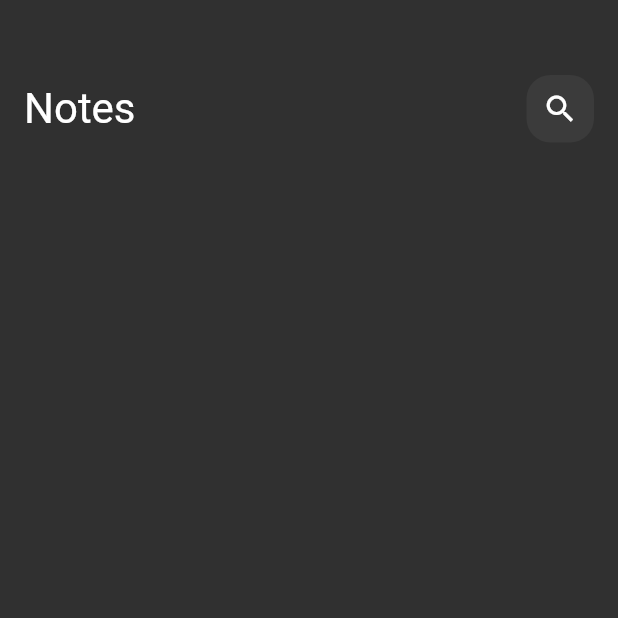
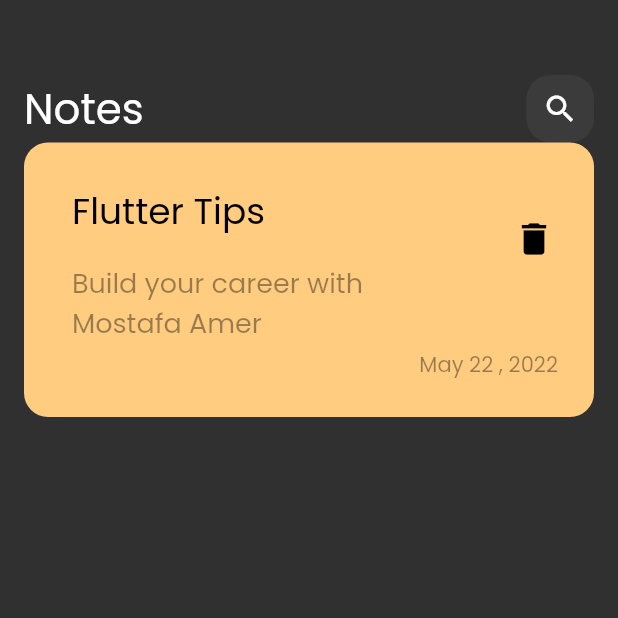
Before and after one commit to MostafaAmer12/Notes_App, a Flutter app: the screen it shows after launch, on a phone screen of 412 x 824 dp, the top half of it. Run offline on Flutter 3.47's test engine with Material 2 defaults, Android fonts, the phone set to English and light mode, and no system bars.

Commit message:
Build Custom Notes Item

```diff
--- a/lib/main.dart
+++ b/lib/main.dart
@@ -11,9 +11,9 @@ class NotesApp extends StatelessWidget {
   @override
   Widget build(BuildContext context) {
     return MaterialApp(
-      theme: ThemeData(brightness: Brightness.dark),
+      theme: ThemeData(brightness: Brightness.dark, fontFamily: 'Poppins'),
       debugShowCheckedModeBanner: false,
-      home: NotesView(),
+      home: const NotesView(),
     );
   }
 }
--- a/lib/views/notes_view.dart
+++ b/lib/views/notes_view.dart
@@ -1,5 +1,6 @@
 import 'package:flutter/material.dart';
 import 'package:notes_app/views/widgets/custom_app_bar.dart';
+import 'package:notes_app/views/widgets/custom_notes_item.dart';
 
 class NotesView extends StatelessWidget {
   const NotesView({super.key});
@@ -10,9 +11,12 @@ class NotesView extends StatelessWidget {
       body: Padding(
         padding: const EdgeInsets.symmetric(horizontal: 16),
         child: Column(
-          children: [
-            SizedBox(height: 50,),
+          children: const [
+            SizedBox(
+              height: 50,
+            ),
             CustomAppBar(),
+            CustomNotesItem(),
           ],
         ),
       ),
--- a/lib/views/widgets/custom_app_bar.dart
+++ b/lib/views/widgets/custom_app_bar.dart
@@ -7,10 +7,13 @@ class CustomAppBar extends StatelessWidget {
   @override
   Widget build(BuildContext context) {
     return Row(
-      children: [
-        Text('Notes',style: TextStyle(
-          fontSize: 28,
-        ),),
+      children: const [
+        Text(
+          'Notes',
+          style: TextStyle(
+            fontSize: 28,
+          ),
+        ),
         Spacer(),
         CustomSearchButton(),
       ],
--- /dev/null
+++ b/lib/views/widgets/custom_notes_item.dart
@@ -0,0 +1,52 @@
+import 'package:flutter/material.dart';
+
+class CustomNotesItem extends StatelessWidget {
+  const CustomNotesItem({super.key});
+
+  @override
+  Widget build(BuildContext context) {
+    return Container(
+      padding: EdgeInsets.only(top: 24, bottom: 24, left: 16),
+      decoration: BoxDecoration(
+        borderRadius: BorderRadius.circular(16),
+        color: Color(0xffFFCC80),
+      ),
+      child: Column(
+        crossAxisAlignment: CrossAxisAlignment.end,
+        children: [
+          ListTile(
+            title: Text(
+              'Flutter Tips',
+              style: TextStyle(color: Colors.black, fontSize: 24),
+            ),
+            subtitle: Padding(
+              padding: const EdgeInsets.only(top: 16),
+              child: Text(
+                'Build your career with Mostafa Amer',
+                style: TextStyle(
+                    color: Colors.black.withOpacity(0.4), fontSize: 18),
+              ),
+            ),
+            trailing: IconButton(
+              onPressed: () {},
+              icon: Icon(
+                Icons.delete,
+                color: Colors.black,
+                size: 28,
+              ),
+            ),
+          ),
+          Padding(
+            padding: const EdgeInsets.only(right: 24),
+            child: Text(
+              'May 22 , 2022',
+              style: TextStyle(
+                color: Colors.black.withOpacity(0.4),
+              ),
+            ),
+          ),
+        ],
+      ),
+    );
+  }
+}
--- a/lib/views/widgets/custom_search_button.dart
+++ b/lib/views/widgets/custom_search_button.dart
@@ -12,7 +12,7 @@ class CustomSearchButton extends StatelessWidget {
         color: Colors.white.withOpacity(0.05),
         borderRadius: BorderRadius.circular(16),
       ),
-      child: Icon(Icons.search),
+      child: IconButton(onPressed: () {}, icon: const Icon(Icons.search)),
     );
   }
 }
```
Also changed, not shown: pubspec.yaml (+5 -12 lines), assets/Poppins-Regular.ttf (added).
